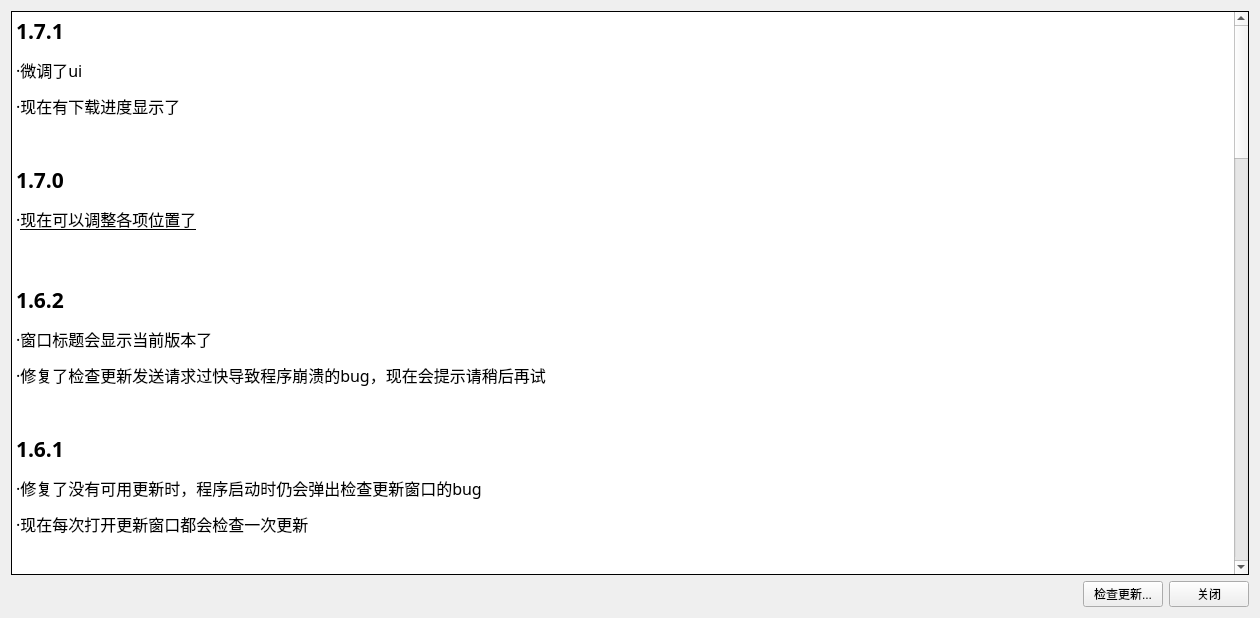
Before: the Qt Designer form assets/changelog.ui in Pillowe582/toolkit, drawn with Qt 5.
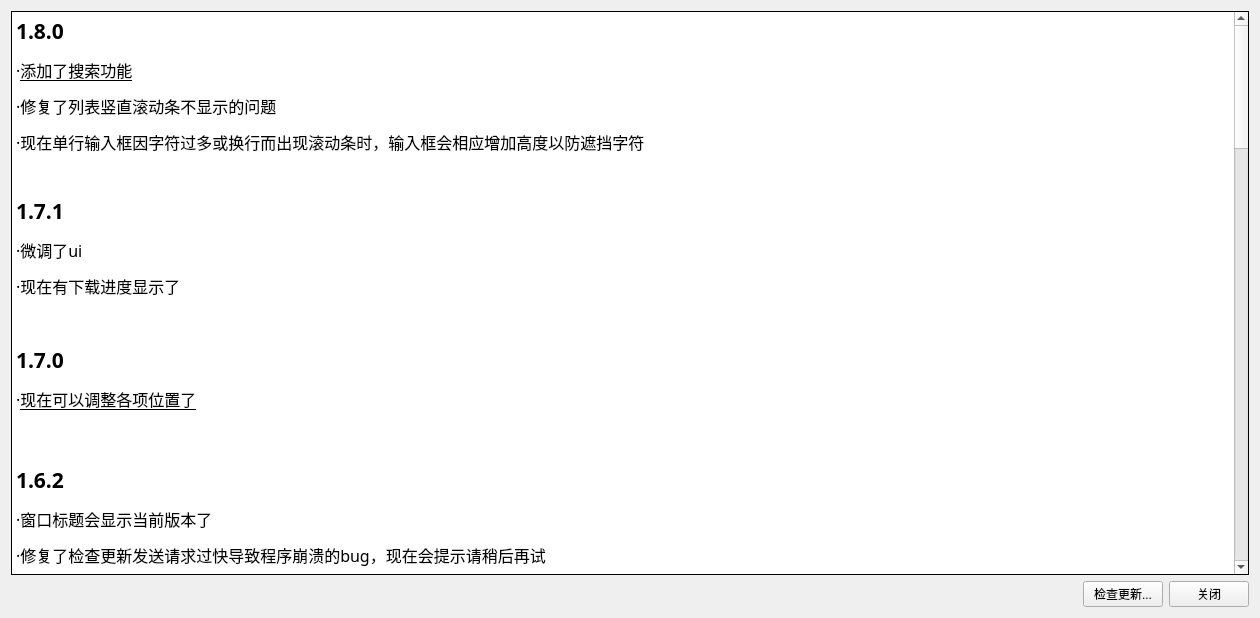
After: the same form once the commit is applied.

What changed in the file:
```diff
--- a/assets/changelog.ui
+++ b/assets/changelog.ui
@@ -68,6 +68,11 @@
 &lt;html&gt;&lt;head&gt;&lt;meta name=&quot;qrichtext&quot; content=&quot;1&quot; /&gt;&lt;style type=&quot;text/css&quot;&gt;
 p, li { white-space: pre-wrap; }
 &lt;/style&gt;&lt;/head&gt;&lt;body style=&quot; font-family:'宋体','宋体'; font-size:9pt; font-weight:400; font-style:normal;&quot;&gt;
+&lt;p style=&quot; margin-top:0px; margin-bottom:0px; margin-left:0px; margin-right:0px; -qt-block-indent:0; text-indent:0px;&quot;&gt;&lt;span style=&quot; font-size:16pt; font-weight:600;&quot;&gt;1.8.0&lt;/span&gt;&lt;/p&gt;
+&lt;p style=&quot; margin-top:12px; margin-bottom:12px; margin-left:0px; margin-right:0px; -qt-block-indent:0; text-indent:0px;&quot;&gt;&lt;span style=&quot; font-size:12pt;&quot;&gt;·&lt;/span&gt;&lt;span style=&quot; font-size:12pt; text-decoration: underline;&quot;&gt;添加了搜索功能&lt;/span&gt;&lt;/p&gt;
+&lt;p style=&quot; margin-top:12px; margin-bottom:12px; margin-left:0px; margin-right:0px; -qt-block-indent:0; text-indent:0px;&quot;&gt;&lt;span style=&quot; font-size:12pt;&quot;&gt;·修复了列表竖直滚动条不显示的问题&lt;/span&gt;&lt;/p&gt;
+&lt;p style=&quot; margin-top:12px; margin-bottom:12px; margin-left:0px; margin-right:0px; -qt-block-indent:0; text-indent:0px;&quot;&gt;&lt;span style=&quot; font-size:12pt;&quot;&gt;·现在单行输入框因字符过多或换行而出现滚动条时，输入框会相应增加高度以防遮挡字符&lt;/span&gt;&lt;/p&gt;
+&lt;p style=&quot;-qt-paragraph-type:empty; margin-top:0px; margin-bottom:0px; margin-left:0px; margin-right:0px; -qt-block-indent:0; text-indent:0px; font-size:16pt; font-weight:600;&quot;&gt;&lt;br /&gt;&lt;/p&gt;
 &lt;p style=&quot; margin-top:0px; margin-bottom:0px; margin-left:0px; margin-right:0px; -qt-block-indent:0; text-indent:0px;&quot;&gt;&lt;span style=&quot; font-size:16pt; font-weight:600;&quot;&gt;1.7.1&lt;/span&gt;&lt;/p&gt;
 &lt;p style=&quot; margin-top:12px; margin-bottom:12px; margin-left:0px; margin-right:0px; -qt-block-indent:0; text-indent:0px;&quot;&gt;&lt;span style=&quot; font-size:12pt;&quot;&gt;·微调了ui&lt;/span&gt;&lt;/p&gt;
 &lt;p style=&quot; margin-top:12px; margin-bottom:12px; margin-left:0px; margin-right:0px; -qt-block-indent:0; text-indent:0px;&quot;&gt;&lt;span style=&quot; font-size:12pt;&quot;&gt;·现在有下载进度显示了&lt;/span&gt;&lt;/p&gt;
```
